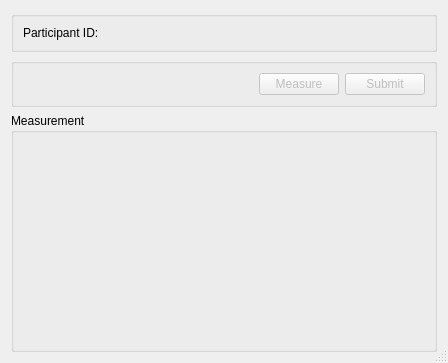
Before: the Qt Designer form src/dialogs/gripstrengthdialog.ui in CLSA/cypress, drawn with Qt 5.
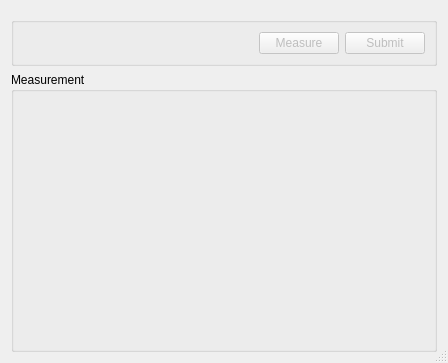
After: the same form once the commit is applied. Custom widgets are drawn as their Qt base class.

Diff of the .ui file:
```diff
--- a/src/dialogs/gripstrengthdialog.ui
+++ b/src/dialogs/gripstrengthdialog.ui
@@ -18,43 +18,7 @@
   </property>
   <layout class="QVBoxLayout" name="verticalLayout">
    <item>
-    <widget class="QGroupBox" name="groupBox_3">
-     <property name="title">
-      <string/>
-     </property>
-     <layout class="QVBoxLayout" name="verticalLayout_5">
-      <item>
-       <layout class="QHBoxLayout" name="horizontalLayout_10">
-        <item>
-         <widget class="QLabel" name="label_7">
-          <property name="sizePolicy">
-           <sizepolicy hsizetype="Minimum" vsizetype="Preferred">
-            <horstretch>0</horstretch>
-            <verstretch>0</verstretch>
-           </sizepolicy>
-          </property>
-          <property name="text">
-           <string>Participant ID:</string>
-          </property>
-         </widget>
-        </item>
-        <item>
-         <widget class="QLabel" name="participantId">
-          <property name="sizePolicy">
-           <sizepolicy hsizetype="Expanding" vsizetype="Preferred">
-            <horstretch>0</horstretch>
-            <verstretch>0</verstretch>
-           </sizepolicy>
-          </property>
-          <property name="text">
-           <string/>
-          </property>
-         </widget>
-        </item>
-       </layout>
-      </item>
-     </layout>
-    </widget>
+    <widget class="TestInfoWidget" name="widget" native="true"/>
    </item>
    <item>
     <widget class="QGroupBox" name="groupBox">
@@ -119,6 +83,14 @@
    </item>
   </layout>
  </widget>
+ <customwidgets>
+  <customwidget>
+   <class>TestInfoWidget</class>
+   <extends>QWidget</extends>
+   <header>widgets/testinfowidget.h</header>
+   <container>1</container>
+  </customwidget>
+ </customwidgets>
  <resources/>
  <connections/>
 </ui>
```
